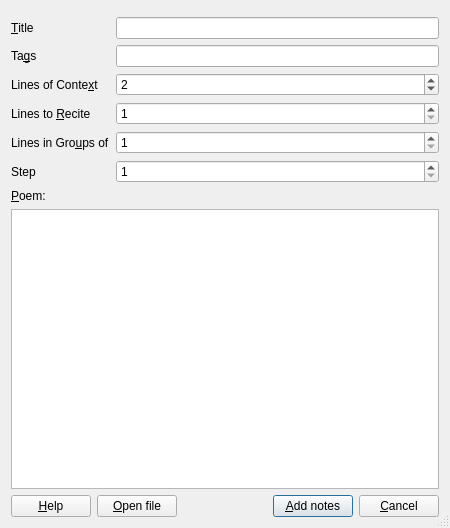
First picture: the form in designer/import_dialog.ui, repository feghakim/AnkiLPCG, before the edit.
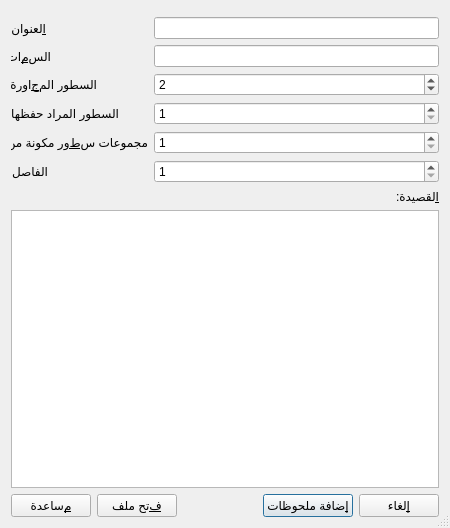
Second picture: the form after the edit.

Commit message: Translate interface to Arabic

The edit to the form file:
```diff
--- a/designer/import_dialog.ui
+++ b/designer/import_dialog.ui
@@ -25,7 +25,7 @@
      <item row="2" column="0">
       <widget class="QLabel" name="label">
        <property name="text">
-        <string>&amp;Title</string>
+        <string>&amp;العنوان</string>
        </property>
        <property name="buddy">
         <cstring>titleBox</cstring>
@@ -42,7 +42,7 @@
      <item row="4" column="0">
       <widget class="QLabel" name="label_3">
        <property name="text">
-        <string>Ta&amp;gs</string>
+        <string>الس&amp;مات</string>
        </property>
        <property name="buddy">
         <cstring>tagsBox</cstring>
@@ -55,7 +55,7 @@
      <item row="6" column="0">
       <widget class="QLabel" name="label_2">
        <property name="text">
-        <string>Lines of Conte&amp;xt</string>
+        <string>السطور الم&amp;جاورة</string>
        </property>
        <property name="buddy">
         <cstring>contextLinesSpin</cstring>
@@ -87,7 +87,7 @@
      <item row="7" column="0">
       <widget class="QLabel" name="label_5">
        <property name="text">
-        <string>Lines to &amp;Recite</string>
+        <string>السطور المراد حفظها</string>
        </property>
        <property name="buddy">
         <cstring>reciteLinesSpin</cstring>
@@ -110,7 +110,7 @@
      <item row="8" column="0">
       <widget class="QLabel" name="label_4">
        <property name="text">
-        <string>Lines in Gro&amp;ups of</string>
+        <string>مجموعات س&amp;طور مكونة من</string>
        </property>
        <property name="buddy">
         <cstring>groupLinesSpin</cstring>
@@ -130,7 +130,7 @@
      <item row="9" column="0">
       <widget class="QLabel" name="label_7">
        <property name="text">
-        <string>Step</string>
+        <string>الفاصل</string>
        </property>
       </widget>
      </item>
@@ -146,7 +146,7 @@
    <item>
     <widget class="QLabel" name="label_6">
      <property name="text">
-      <string>&amp;Poem:</string>
+      <string>&amp;القصيدة:</string>
      </property>
      <property name="buddy">
       <cstring>textBox</cstring>
@@ -161,7 +161,7 @@
      <item>
       <widget class="QPushButton" name="helpButton">
        <property name="text">
-        <string>&amp;Help</string>
+        <string>&amp;مساعدة</string>
        </property>
       </widget>
      </item>
@@ -171,7 +171,7 @@
         <string>Replace the contents of the poem editor with a text file on your computer.</string>
        </property>
        <property name="text">
-        <string>&amp;Open file</string>
+        <string>&amp;فتح ملف</string>
        </property>
        <property name="autoDefault">
         <bool>false</bool>
@@ -200,7 +200,7 @@
         <string>Generate notes from the text in the poem editor.</string>
        </property>
        <property name="text">
-        <string>&amp;Add notes</string>
+        <string>&amp;إضافة ملحوظات</string>
        </property>
        <property name="autoDefault">
         <bool>false</bool>
@@ -216,7 +216,7 @@
      <item>
       <widget class="QPushButton" name="cancelButton">
        <property name="text">
-        <string>&amp;Cancel</string>
+        <string>&amp;إلغاء</string>
        </property>
        <property name="autoDefault">
         <bool>false</bool>
```
Left out of the diff: 10 changed lines with no effect on the pictures. The commit also changes 4 other files.
